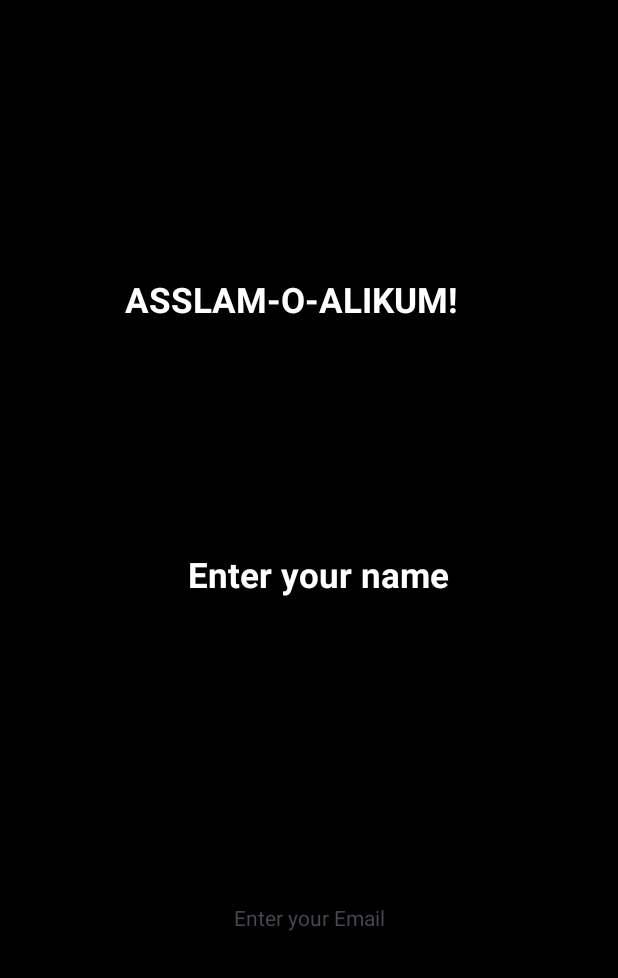
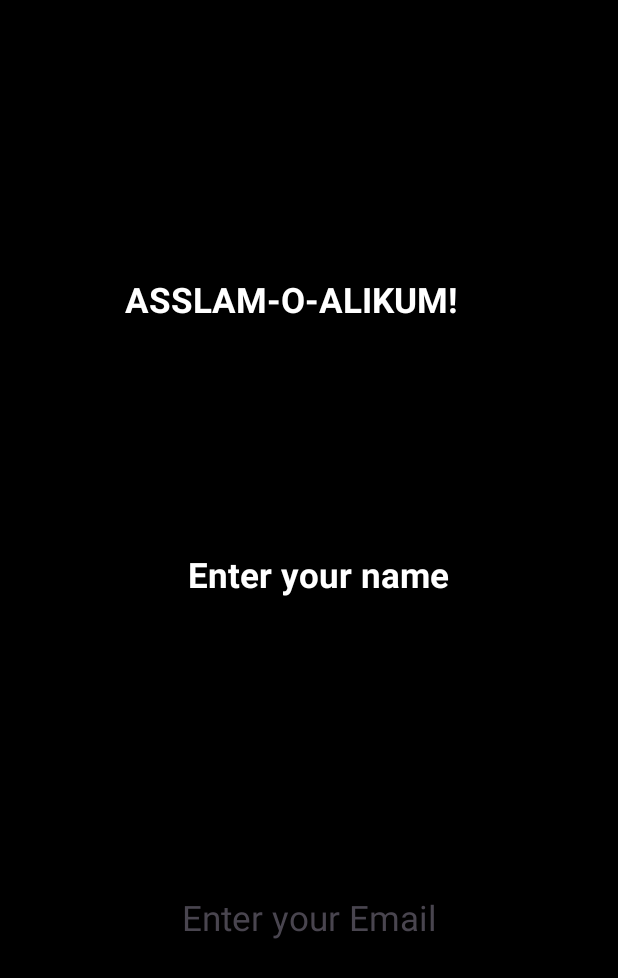
Before and after one commit to ANEESAHMAD12/test, an Android app: the screen it shows after launch (MainActivity), on a phone screen of 412 x 824 dp. Shown: the top 978 px of the screen. Run offline under Robolectric (Android 15) with nearby library versions, the phone set to English and light mode, and no system bars.

Commit message:
change text size of textview3 activity_main.xml

```diff
--- a/app/src/main/res/layout/activity_main.xml
+++ b/app/src/main/res/layout/activity_main.xml
@@ -44,6 +44,7 @@
         android:layout_width="wrap_content"
         android:layout_height="wrap_content"
         android:text="Enter your Email"
+        android:textSize="23sp"
         app:layout_constraintBottom_toBottomOf="parent"
         app:layout_constraintEnd_toEndOf="parent"
         app:layout_constraintStart_toStartOf="parent"
```
